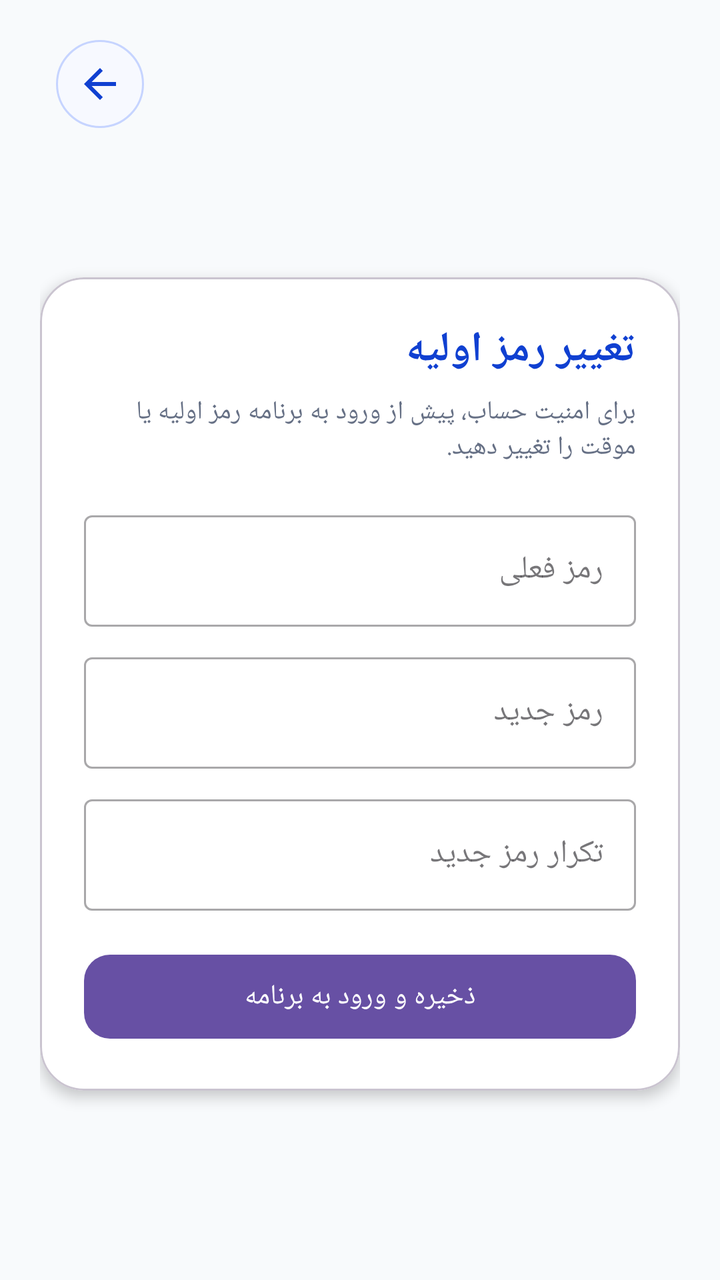
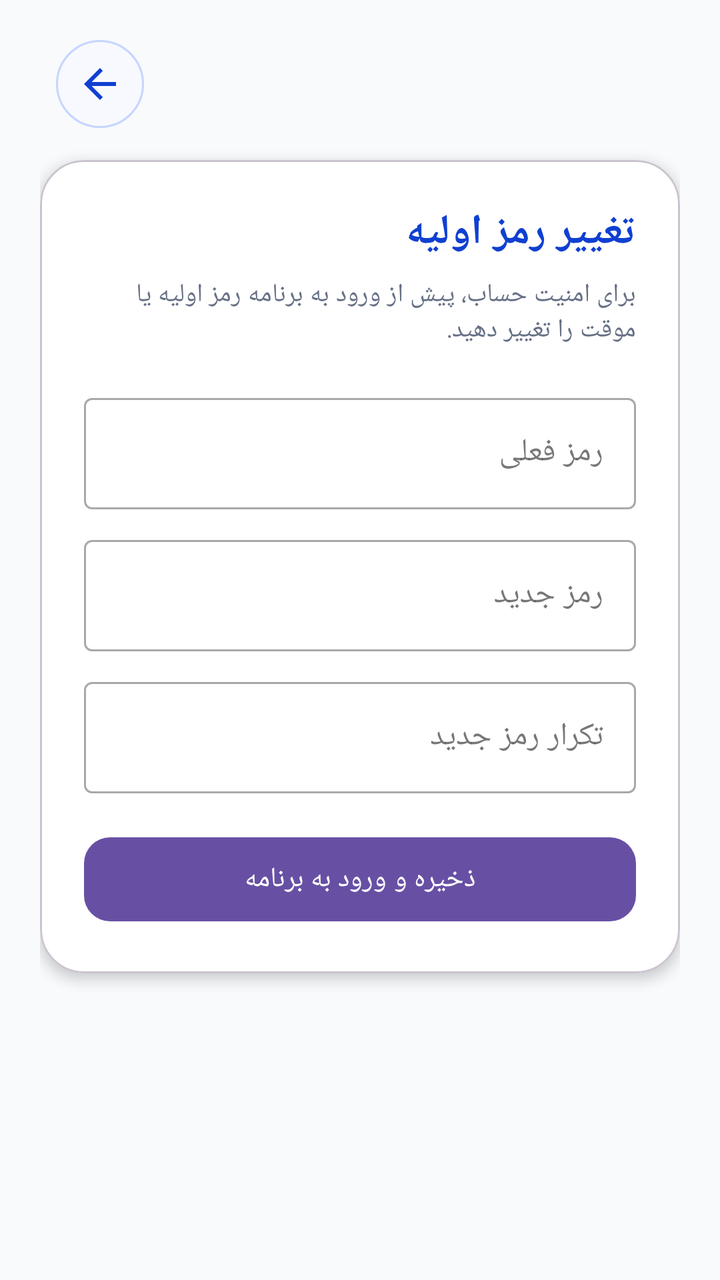

Screens rendered from an Android XML layout before and after an edit, with the pre-edit source and the edit as a unified diff.
<!-- AndroidManifest.xml: application theme Theme.BB -->
<!-- res/layout/activity_force_change_password.xml -->
<?xml version='1.0' encoding='UTF-8'?>
<androidx.constraintlayout.widget.ConstraintLayout xmlns:android="http://schemas.android.com/apk/res/android" xmlns:app="http://schemas.android.com/apk/res-auto" android:layout_width="match_parent" android:layout_height="match_parent" android:background="@drawable/app_global_background" android:padding="20dp">
  <ImageView android:id="@+id/btnForcedPasswordBack" app:layout_constraintLeft_toLeftOf="parent" app:layout_constraintTop_toTopOf="parent" style="@style/AppBackButton"/>
  <com.google.android.material.card.MaterialCardView android:layout_width="0dp" android:layout_height="wrap_content" app:cardBackgroundColor="@color/card_background" app:cardCornerRadius="22dp" app:cardElevation="4dp" app:layout_constraintStart_toStartOf="parent" app:layout_constraintEnd_toEndOf="parent" app:layout_constraintTop_toBottomOf="@id/btnForcedPasswordBack" app:layout_constraintBottom_toBottomOf="parent">
    <LinearLayout android:layout_width="match_parent" android:layout_height="wrap_content" android:orientation="vertical" android:layoutDirection="rtl" android:padding="22dp">
      <TextView android:layout_width="match_parent" android:layout_height="wrap_content" android:gravity="right" android:text="تغییر رمز اولیه" android:textColor="@color/title_blue" android:textSize="21sp" android:textStyle="bold"/>
      <TextView android:layout_width="match_parent" android:layout_height="wrap_content" android:layout_marginTop="8dp" android:gravity="right" android:text="برای امنیت حساب، پیش از ورود به برنامه رمز اولیه یا موقت را تغییر دهید." android:textColor="@color/sub_text" android:textSize="13sp"/>
      <com.google.android.material.textfield.TextInputLayout style="@style/Widget.MaterialComponents.TextInputLayout.OutlinedBox" android:layout_width="match_parent" android:layout_height="wrap_content" android:layout_marginTop="20dp" android:hint="رمز فعلی">
        <com.google.android.material.textfield.TextInputEditText android:id="@+id/etForcedOldPassword" android:layout_width="match_parent" android:layout_height="wrap_content" android:inputType="textPassword"/>
      </com.google.android.material.textfield.TextInputLayout>
      <com.google.android.material.textfield.TextInputLayout style="@style/Widget.MaterialComponents.TextInputLayout.OutlinedBox" android:layout_width="match_parent" android:layout_height="wrap_content" android:layout_marginTop="10dp" android:hint="رمز جدید">
        <com.google.android.material.textfield.TextInputEditText android:id="@+id/etForcedNewPassword" android:layout_width="match_parent" android:layout_height="wrap_content" android:inputType="textPassword"/>
      </com.google.android.material.textfield.TextInputLayout>
      <com.google.android.material.textfield.TextInputLayout style="@style/Widget.MaterialComponents.TextInputLayout.OutlinedBox" android:layout_width="match_parent" android:layout_height="wrap_content" android:layout_marginTop="10dp" android:hint="تکرار رمز جدید">
        <com.google.android.material.textfield.TextInputEditText android:id="@+id/etForcedConfirmPassword" android:layout_width="match_parent" android:layout_height="wrap_content" android:inputType="textPassword"/>
      </com.google.android.material.textfield.TextInputLayout>
      <com.google.android.material.button.MaterialButton android:id="@+id/btnForcedSavePassword" android:layout_width="match_parent" android:layout_height="50dp" android:layout_marginTop="18dp" android:text="ذخیره و ورود به برنامه" android:textAllCaps="false" app:cornerRadius="13dp"/>
      <com.google.android.material.progressindicator.CircularProgressIndicator android:id="@+id/progressForcedPassword" android:layout_width="32dp" android:layout_height="32dp" android:layout_gravity="center" android:layout_marginTop="12dp" android:visibility="gone"/>
    </LinearLayout>
  </com.google.android.material.card.MaterialCardView>
</androidx.constraintlayout.widget.ConstraintLayout>
<!-- resources referenced by this layout -->
<resources>
  <color name="card_background">#FFFFFF</color>
  <color name="sub_text">#667085</color>
  <color name="title_blue">#1040D1</color>
  <!-- drawable app_global_background (drawable) -->
  <?xml version="1.0" encoding="utf-8"?>
  <layer-list xmlns:android="http://schemas.android.com/apk/res/android">
      <item>
          <shape android:shape="rectangle">
              <solid android:color="#F8FAFC" />
          </shape>
      </item>
  </layer-list>
  <style name="AppBackButton">
      <item name="android:layout_width">44dp</item>
      <item name="android:layout_height">44dp</item>
      <item name="android:background">@drawable/bg_app_back_button</item>
      <item name="android:src">@drawable/ic_arrow_back_left</item>
      <item name="android:tint">@color/title_blue</item>
      <item name="android:padding">10dp</item>
      <item name="android:scaleType">centerInside</item>
      <item name="android:contentDescription">@string/action_back</item>
      <item name="android:clickable">true</item>
      <item name="android:focusable">true</item>
      <item name="android:layoutDirection">ltr</item>
      <item name="android:layout_marginLeft">8dp</item>
    </style>
  <style name="Theme.BB" parent="Base.Theme.BB" />
  <!-- drawable bg_app_back_button (drawable) -->
  <?xml version='1.0' encoding='UTF-8'?>
  <selector xmlns:android="http://schemas.android.com/apk/res/android">
    <item android:state_pressed="true">
      <shape android:shape="oval">
        <solid android:color="@color/back_button_pressed"/>
        <stroke android:width="1dp" android:color="@color/title_blue"/>
      </shape>
    </item>
    <item android:state_focused="true">
      <shape android:shape="oval">
        <solid android:color="@color/back_button_pressed"/>
        <stroke android:width="2dp" android:color="@color/title_blue"/>
      </shape>
    </item>
    <item>
      <shape android:shape="oval">
        <solid android:color="@color/back_button_background"/>
        <stroke android:width="1dp" android:color="@color/back_button_stroke"/>
      </shape>
    </item>
  </selector>
  <!-- drawable ic_arrow_back_left (drawable) -->
  <vector xmlns:android="http://schemas.android.com/apk/res/android"
      android:width="24dp"
      android:height="24dp"
      android:viewportWidth="24"
      android:viewportHeight="24">
      <path
          android:fillColor="@android:color/white"
          android:pathData="M20,11H7.83l5.59,-5.59L12,4l-8,8 8,8 1.41,-1.41L7.83,13H20z" />
  </vector>
  <string name="action_back">بازگشت</string>
  <style name="Base.Theme.BB" parent="Theme.Material3.DayNight.NoActionBar">
          <item name="android:windowBackground">@drawable/app_global_background</item>
  
          <item name="android:windowTranslucentStatus">false</item>
          <item name="android:windowDrawsSystemBarBackgrounds">true</item>
          <item name="android:statusBarColor">@android:color/transparent</item>
          <item name="android:navigationBarColor">@android:color/transparent</item>
  
          <item name="materialAlertDialogTheme">@style/ThemeOverlay.BB.MaterialAlertDialog</item>
  
          <item name="android:windowLightStatusBar">true</item>
      </style>
  <color name="back_button_pressed">#E8EEFF</color>
  <color name="back_button_background">#F7F9FF</color>
  <color name="back_button_stroke">#C6D4FF</color>
  <style name="ThemeOverlay.BB.MaterialAlertDialog" parent="ThemeOverlay.Material3.MaterialAlertDialog">
          <item name="colorSurface">@color/card_background</item>
          <item name="colorOnSurface">@color/main_text</item>
          <item name="colorPrimary">@color/title_blue</item>
          <item name="shapeAppearanceOverlay">@style/ShapeAppearance.BB.AlertDialog</item>
      </style>
  <color name="main_text">#1D2939</color>
  <style name="ShapeAppearance.BB.AlertDialog" parent="ShapeAppearance.MaterialComponents.MediumComponent">
          <item name="cornerSize">22dp</item>
      </style>
</resources>

<!-- the commit's change to res/layout/activity_force_change_password.xml (unified diff, before → after) -->
@@ -1,21 +1,124 @@
-<?xml version='1.0' encoding='UTF-8'?>
-<androidx.constraintlayout.widget.ConstraintLayout xmlns:android="http://schemas.android.com/apk/res/android" xmlns:app="http://schemas.android.com/apk/res-auto" android:layout_width="match_parent" android:layout_height="match_parent" android:background="@drawable/app_global_background" android:padding="20dp">
-  <ImageView android:id="@+id/btnForcedPasswordBack" app:layout_constraintLeft_toLeftOf="parent" app:layout_constraintTop_toTopOf="parent" style="@style/AppBackButton"/>
-  <com.google.android.material.card.MaterialCardView android:layout_width="0dp" android:layout_height="wrap_content" app:cardBackgroundColor="@color/card_background" app:cardCornerRadius="22dp" app:cardElevation="4dp" app:layout_constraintStart_toStartOf="parent" app:layout_constraintEnd_toEndOf="parent" app:layout_constraintTop_toBottomOf="@id/btnForcedPasswordBack" app:layout_constraintBottom_toBottomOf="parent">
-    <LinearLayout android:layout_width="match_parent" android:layout_height="wrap_content" android:orientation="vertical" android:layoutDirection="rtl" android:padding="22dp">
-      <TextView android:layout_width="match_parent" android:layout_height="wrap_content" android:gravity="right" android:text="تغییر رمز اولیه" android:textColor="@color/title_blue" android:textSize="21sp" android:textStyle="bold"/>
-      <TextView android:layout_width="match_parent" android:layout_height="wrap_content" android:layout_marginTop="8dp" android:gravity="right" android:text="برای امنیت حساب، پیش از ورود به برنامه رمز اولیه یا موقت را تغییر دهید." android:textColor="@color/sub_text" android:textSize="13sp"/>
-      <com.google.android.material.textfield.TextInputLayout style="@style/Widget.MaterialComponents.TextInputLayout.OutlinedBox" android:layout_width="match_parent" android:layout_height="wrap_content" android:layout_marginTop="20dp" android:hint="رمز فعلی">
-        <com.google.android.material.textfield.TextInputEditText android:id="@+id/etForcedOldPassword" android:layout_width="match_parent" android:layout_height="wrap_content" android:inputType="textPassword"/>
-      </com.google.android.material.textfield.TextInputLayout>
-      <com.google.android.material.textfield.TextInputLayout style="@style/Widget.MaterialComponents.TextInputLayout.OutlinedBox" android:layout_width="match_parent" android:layout_height="wrap_content" android:layout_marginTop="10dp" android:hint="رمز جدید">
-        <com.google.android.material.textfield.TextInputEditText android:id="@+id/etForcedNewPassword" android:layout_width="match_parent" android:layout_height="wrap_content" android:inputType="textPassword"/>
-      </com.google.android.material.textfield.TextInputLayout>
-      <com.google.android.material.textfield.TextInputLayout style="@style/Widget.MaterialComponents.TextInputLayout.OutlinedBox" android:layout_width="match_parent" android:layout_height="wrap_content" android:layout_marginTop="10dp" android:hint="تکرار رمز جدید">
-        <com.google.android.material.textfield.TextInputEditText android:id="@+id/etForcedConfirmPassword" android:layout_width="match_parent" android:layout_height="wrap_content" android:inputType="textPassword"/>
-      </com.google.android.material.textfield.TextInputLayout>
-      <com.google.android.material.button.MaterialButton android:id="@+id/btnForcedSavePassword" android:layout_width="match_parent" android:layout_height="50dp" android:layout_marginTop="18dp" android:text="ذخیره و ورود به برنامه" android:textAllCaps="false" app:cornerRadius="13dp"/>
-      <com.google.android.material.progressindicator.CircularProgressIndicator android:id="@+id/progressForcedPassword" android:layout_width="32dp" android:layout_height="32dp" android:layout_gravity="center" android:layout_marginTop="12dp" android:visibility="gone"/>
+<?xml version="1.0" encoding="utf-8"?>
+<androidx.core.widget.NestedScrollView
+    xmlns:android="http://schemas.android.com/apk/res/android"
+    xmlns:app="http://schemas.android.com/apk/res-auto"
+    android:id="@+id/rootForcedPassword"
+    android:layout_width="match_parent"
+    android:layout_height="match_parent"
+    android:background="@drawable/app_global_background"
+    android:clipToPadding="false"
+    android:fillViewport="true">
+
+    <LinearLayout
+        android:layout_width="match_parent"
+        android:layout_height="wrap_content"
+        android:orientation="vertical"
+        android:padding="20dp">
+
+        <ImageView
+            android:id="@+id/btnForcedPasswordBack"
+            style="@style/AppBackButton"/>
+
+        <com.google.android.material.card.MaterialCardView
+            android:layout_width="match_parent"
+            android:layout_height="wrap_content"
+            android:layout_marginTop="16dp"
+            android:layout_marginBottom="24dp"
+            app:cardBackgroundColor="@color/card_background"
+            app:cardCornerRadius="22dp"
+            app:cardElevation="4dp">
+
+            <LinearLayout
+                android:layout_width="match_parent"
+                android:layout_height="wrap_content"
+                android:layoutDirection="rtl"
+                android:orientation="vertical"
+                android:padding="22dp">
+
+                <TextView
+                    android:layout_width="match_parent"
+                    android:layout_height="wrap_content"
+                    android:gravity="right"
+                    android:text="تغییر رمز اولیه"
+                    android:textColor="@color/title_blue"
+                    android:textSize="21sp"
+                    android:textStyle="bold"/>
+
+                <TextView
+                    android:layout_width="match_parent"
+                    android:layout_height="wrap_content"
+                    android:layout_marginTop="8dp"
+                    android:gravity="right"
+                    android:text="برای امنیت حساب، پیش از ورود به برنامه رمز اولیه یا موقت را تغییر دهید."
+                    android:textColor="@color/sub_text"
+                    android:textSize="13sp"/>
+
+                <com.google.android.material.textfield.TextInputLayout
+                    style="@style/Widget.MaterialComponents.TextInputLayout.OutlinedBox"
+                    android:layout_width="match_parent"
+                    android:layout_height="wrap_content"
+                    android:layout_marginTop="20dp"
+                    android:hint="رمز فعلی">
+
+                    <com.google.android.material.textfield.TextInputEditText
+                        android:id="@+id/etForcedOldPassword"
+                        android:layout_width="match_parent"
+                        android:layout_height="wrap_content"
+                        android:imeOptions="actionNext"
+                        android:inputType="textPassword"
+                        android:singleLine="true"/>
+                </com.google.android.material.textfield.TextInputLayout>
+
+                <com.google.android.material.textfield.TextInputLayout
+                    style="@style/Widget.MaterialComponents.TextInputLayout.OutlinedBox"
+                    android:layout_width="match_parent"
+                    android:layout_height="wrap_content"
+                    android:layout_marginTop="10dp"
+                    android:hint="رمز جدید">
+
+                    <com.google.android.material.textfield.TextInputEditText
+                        android:id="@+id/etForcedNewPassword"
+                        android:layout_width="match_parent"
+                        android:layout_height="wrap_content"
+                        android:imeOptions="actionNext"
+                        android:inputType="textPassword"
+                        android:singleLine="true"/>
+                </com.google.android.material.textfield.TextInputLayout>
+
+                <com.google.android.material.textfield.TextInputLayout
+                    style="@style/Widget.MaterialComponents.TextInputLayout.OutlinedBox"
+                    android:layout_width="match_parent"
+                    android:layout_height="wrap_content"
+                    android:layout_marginTop="10dp"
+                    android:hint="تکرار رمز جدید">
+
+                    <com.google.android.material.textfield.TextInputEditText
+                        android:id="@+id/etForcedConfirmPassword"
+                        android:layout_width="match_parent"
+                        android:layout_height="wrap_content"
+                        android:imeOptions="actionDone"
+                        android:inputType="textPassword"
+                        android:singleLine="true"/>
+                </com.google.android.material.textfield.TextInputLayout>
+
+                <com.google.android.material.button.MaterialButton
+                    android:id="@+id/btnForcedSavePassword"
+                    android:layout_width="match_parent"
+                    android:layout_height="50dp"
+                    android:layout_marginTop="18dp"
+                    android:text="ذخیره و ورود به برنامه"
+                    android:textAllCaps="false"
+                    app:cornerRadius="13dp"/>
+
+                <com.google.android.material.progressindicator.CircularProgressIndicator
+                    android:id="@+id/progressForcedPassword"
+                    android:layout_width="32dp"
+                    android:layout_height="32dp"
+                    android:layout_gravity="center"
+                    android:layout_marginTop="12dp"
+                    android:visibility="gone"/>
+            </LinearLayout>
+        </com.google.android.material.card.MaterialCardView>
+
     </LinearLayout>
-  </com.google.android.material.card.MaterialCardView>
-</androidx.constraintlayout.widget.ConstraintLayout>
+</androidx.core.widget.NestedScrollView>
